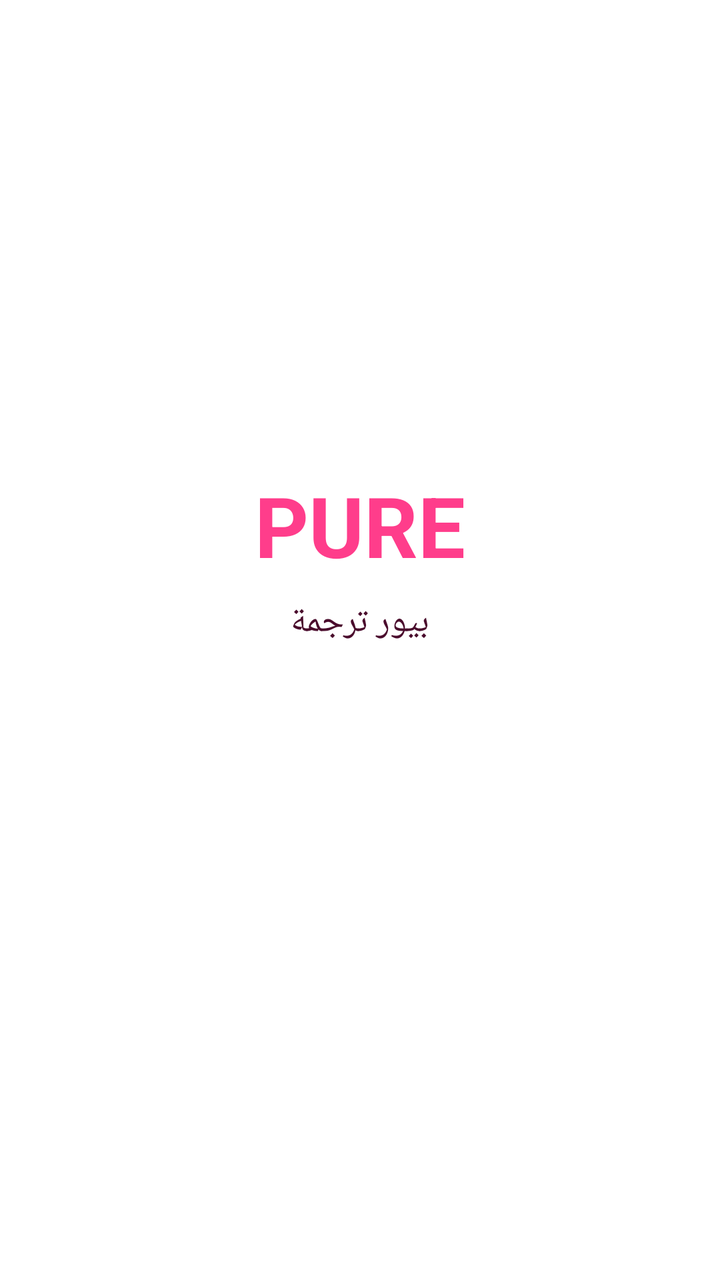
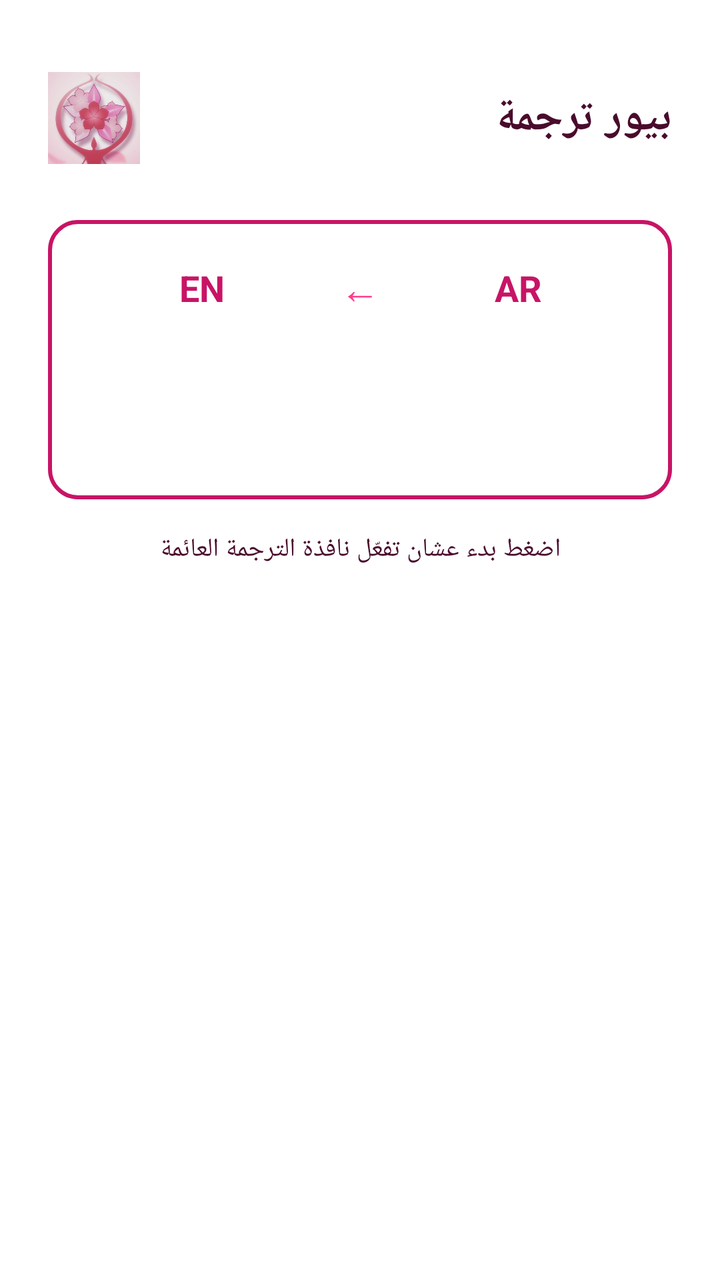

Compare the two renders of this Android layout. The source of the first and the diff that turns it into the second are given below.
<!-- AndroidManifest.xml: application theme Theme.PureTranslate -->
<!-- res/layout/activity_main.xml -->
<?xml version="1.0" encoding="utf-8"?>
<LinearLayout xmlns:android="http://schemas.android.com/apk/res/android"
    android:layout_width="match_parent"
    android:layout_height="match_parent"
    android:orientation="vertical"
    android:gravity="center"
    android:padding="24dp"
    android:background="@color/white">

    <TextView
        android:layout_width="wrap_content"
        android:layout_height="wrap_content"
        android:text="PURE"
        android:textColor="@color/hot_pink"
        android:textSize="42sp"
        android:textStyle="bold"
        android:layout_marginBottom="8dp" />

    <TextView
        android:layout_width="wrap_content"
        android:layout_height="wrap_content"
        android:text="بيور ترجمة"
        android:textColor="@color/ink"
        android:textSize="18sp"
        android:layout_marginBottom="32dp" />

    <Button
        android:id="@+id/btnGrantOverlay"
        android:layout_width="match_parent"
        android:layout_height="wrap_content"
        android:text="@string/grant_overlay"
        android:backgroundTint="@color/deep_pink"
        android:textColor="@color/white"
        android:layout_marginBottom="12dp" />

    <Button
        android:id="@+id/btnStart"
        android:layout_width="match_parent"
        android:layout_height="wrap_content"
        android:text="@string/start_service"
        android:backgroundTint="@color/hot_pink"
        android:textColor="@color/white" />

</LinearLayout>
<!-- resources referenced by this layout -->
<resources>
  <color name="deep_pink">#C81466</color>
  <color name="hot_pink">#FF3D8B</color>
  <color name="ink">#4A0B2C</color>
  <color name="white">#FFFFFF</color>
  <string name="grant_overlay">فعّل صلاحية النافذة العائمة</string>
  <string name="start_service">بدء الترجمة العائمة</string>
  <style name="Theme.PureTranslate" parent="android:Theme.Material.Light.NoActionBar" />
</resources>

<!-- the commit's change to res/layout/activity_main.xml (unified diff, before → after) -->
@@ -3,42 +3,99 @@
     android:layout_width="match_parent"
     android:layout_height="match_parent"
     android:orientation="vertical"
-    android:gravity="center"
     android:padding="24dp"
     android:background="@color/white">
 
-    <TextView
-        android:layout_width="wrap_content"
+    
+    <LinearLayout
+        android:layout_width="match_parent"
         android:layout_height="wrap_content"
-        android:text="PURE"
-        android:textColor="@color/hot_pink"
-        android:textSize="42sp"
-        android:textStyle="bold"
-        android:layout_marginBottom="8dp" />
+        android:orientation="horizontal"
+        android:gravity="center_vertical"
+        android:layout_marginTop="12dp"
+        android:layout_marginBottom="28dp">
+
+        <ImageView
+            android:layout_width="46dp"
+            android:layout_height="46dp"
+            android:src="@drawable/app_icon"
+            android:scaleType="centerCrop"
+            android:contentDescription="@string/app_name" />
+
+        <TextView
+            android:layout_width="0dp"
+            android:layout_height="wrap_content"
+            android:layout_weight="1"
+            android:layout_marginStart="12dp"
+            android:text="@string/app_name"
+            android:textColor="@color/ink"
+            android:textSize="22sp"
+            android:textStyle="bold" />
+    </LinearLayout>
+
+    
+    <LinearLayout
+        android:layout_width="match_parent"
+        android:layout_height="wrap_content"
+        android:orientation="vertical"
+        android:background="@drawable/bg_panel"
+        android:padding="20dp">
+
+        <LinearLayout
+            android:layout_width="match_parent"
+            android:layout_height="wrap_content"
+            android:orientation="horizontal"
+            android:gravity="center"
+            android:layout_marginBottom="20dp">
+
+            <TextView
+                android:layout_width="0dp"
+                android:layout_height="wrap_content"
+                android:layout_weight="1"
+                android:text="EN"
+                android:gravity="center"
+                android:textColor="@color/deep_pink"
+                android:textSize="18sp"
+                android:textStyle="bold" />
+
+            <TextView
+                android:layout_width="wrap_content"
+                android:layout_height="wrap_content"
+                android:text="←"
+                android:textSize="20sp"
+                android:textColor="@color/hot_pink"
+                android:layout_marginHorizontal="12dp" />
+
+            <TextView
+                android:layout_width="0dp"
+                android:layout_height="wrap_content"
+                android:layout_weight="1"
+                android:text="AR"
+                android:gravity="center"
+                android:textColor="@color/deep_pink"
+                android:textSize="18sp"
+                android:textStyle="bold" />
+        </LinearLayout>
+
+        <Button
+            android:id="@+id/btnStart"
+            android:layout_width="match_parent"
+            android:layout_height="52dp"
+            android:text="@string/start_service"
+            android:backgroundTint="@color/hot_pink"
+            android:textColor="@color/white"
+            android:textStyle="bold" />
+
+    </LinearLayout>
 
     <TextView
-        android:layout_width="wrap_content"
-        android:layout_height="wrap_content"
-        android:text="بيور ترجمة"
-        android:textColor="@color/ink"
-        android:textSize="18sp"
-        android:layout_marginBottom="32dp" />
-
-    <Button
-        android:id="@+id/btnGrantOverlay"
+        android:id="@+id/statusText"
         android:layout_width="match_parent"
         android:layout_height="wrap_content"
-        android:text="@string/grant_overlay"
-        android:backgroundTint="@color/deep_pink"
-        android:textColor="@color/white"
-        android:layout_marginBottom="12dp" />
-
-    <Button
-        android:id="@+id/btnStart"
-        android:layout_width="match_parent"
-        android:layout_height="wrap_content"
-        android:text="@string/start_service"
-        android:backgroundTint="@color/hot_pink"
-        android:textColor="@color/white" />
+        android:layout_marginTop="16dp"
+        android:gravity="center"
+        android:text="اضغط بدء عشان تفعّل نافذة الترجمة العائمة"
+        android:textColor="@color/ink"
+        android:textSize="13sp" />
 
 </LinearLayout>
<!-- resource entries referenced after the edit -->
@@ -4,8 +4,17 @@
   <color name="hot_pink">#FF3D8B</color>
   <color name="ink">#4A0B2C</color>
   <color name="white">#FFFFFF</color>
-  <string name="grant_overlay">فعّل صلاحية النافذة العائمة</string>
+  <!-- drawable app_icon: jpg bitmap (drawable, 22406 bytes) -->
+  <!-- drawable bg_panel (drawable) -->
+  <?xml version="1.0" encoding="utf-8"?>
+  <shape xmlns:android="http://schemas.android.com/apk/res/android" android:shape="rectangle">
+      <solid android:color="@color/overlay_bg" />
+      <corners android:radius="14dp" />
+      <stroke android:width="2dp" android:color="@color/deep_pink" />
+  </shape>
+  <string name="app_name">بيور ترجمة</string>
   <string name="start_service">بدء الترجمة العائمة</string>
   <style name="Theme.PureTranslate" parent="android:Theme.Material.Light.NoActionBar" />
+  <color name="overlay_bg">#F2FFFFFF</color>
 </resources>
 
